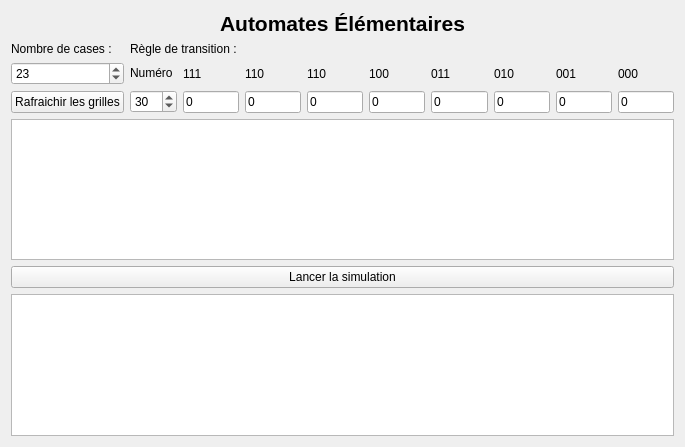
danousna/autocell, file src/ui/elementaireview.ui: the form before one commit.
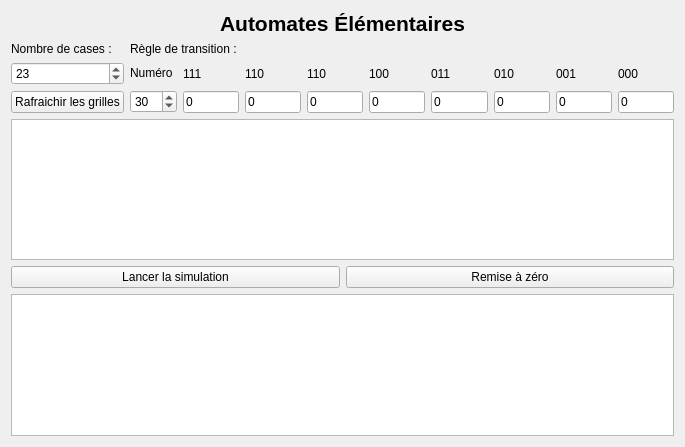
The form after the commit.

Commit message: Début travail sur Play/Pause

```diff
--- a/src/ui/elementaireview.ui
+++ b/src/ui/elementaireview.ui
@@ -292,11 +292,25 @@
     </widget>
    </item>
    <item>
-    <widget class="QPushButton" name="btnPlaySimulation">
-     <property name="text">
-      <string>Lancer la simulation</string>
-     </property>
-    </widget>
+    <layout class="QHBoxLayout" name="horizontalLayout">
+     <item>
+      <widget class="QPushButton" name="btnPlay">
+       <property name="enabled">
+        <bool>true</bool>
+       </property>
+       <property name="text">
+        <string>Lancer la simulation</string>
+       </property>
+      </widget>
+     </item>
+     <item>
+      <widget class="QPushButton" name="pushButton">
+       <property name="text">
+        <string>Remise à zéro</string>
+       </property>
+      </widget>
+     </item>
+    </layout>
    </item>
    <item>
     <widget class="QTableWidget" name="grille">
```
Left out of the diff: 63 changed lines with no effect on the pictures. The commit also changes 2 other files.
